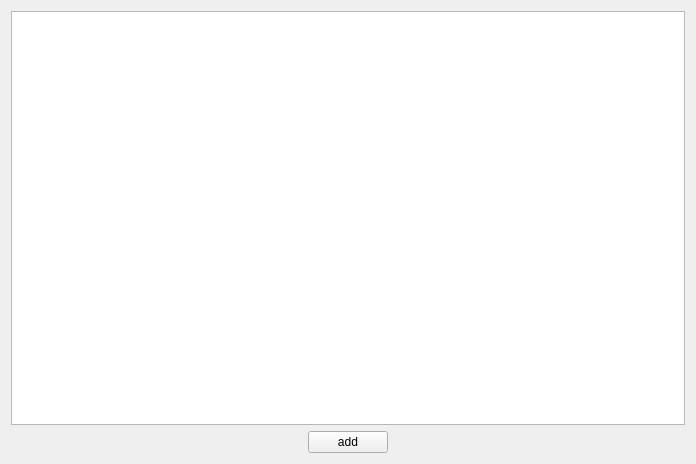
First picture: the form in pages/townspage.ui, repository FFH255/flights, before the edit.
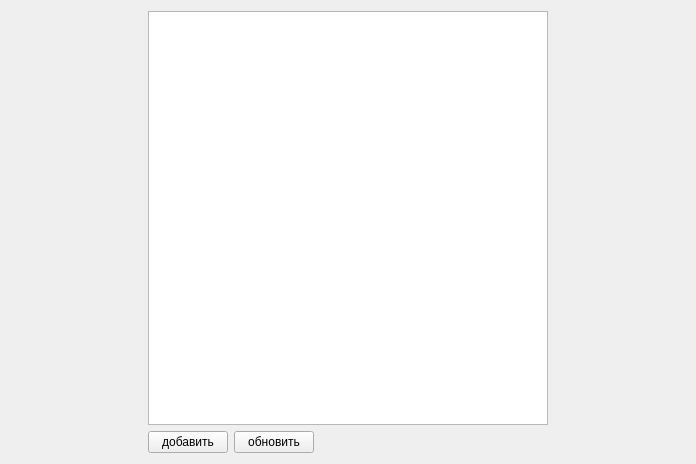
Second picture: the form after the edit.

Diff of the .ui file:
```diff
--- a/pages/townspage.ui
+++ b/pages/townspage.ui
@@ -14,6 +14,19 @@
    <string>Form</string>
   </property>
   <layout class="QHBoxLayout" name="horizontalLayout_2">
+   <item>
+    <spacer name="horizontalSpacer">
+     <property name="orientation">
+      <enum>Qt::Horizontal</enum>
+     </property>
+     <property name="sizeHint" stdset="0">
+      <size>
+       <width>40</width>
+       <height>20</height>
+      </size>
+     </property>
+    </spacer>
+   </item>
    <item>
     <layout class="QVBoxLayout" name="verticalLayout">
      <item>
@@ -24,27 +37,27 @@
          <height>0</height>
         </size>
        </property>
+       <property name="maximumSize">
+        <size>
+         <width>350</width>
+         <height>16777215</height>
+        </size>
+       </property>
       </widget>
      </item>
      <item>
       <layout class="QHBoxLayout" name="horizontalLayout">
-       <item>
-        <spacer name="horizontalSpacer">
-         <property name="orientation">
-          <enum>Qt::Horizontal</enum>
-         </property>
-         <property name="sizeHint" stdset="0">
-          <size>
-           <width>40</width>
-           <height>20</height>
-          </size>
-         </property>
-        </spacer>
-       </item>
        <item>
         <widget class="QPushButton" name="addNewTownPushButton">
          <property name="text">
-          <string>add</string>
+          <string>добавить</string>
+         </property>
+        </widget>
+       </item>
+       <item>
+        <widget class="QPushButton" name="updatePushButton">
+         <property name="text">
+          <string>обновить</string>
          </property>
         </widget>
        </item>
@@ -65,6 +78,19 @@
      </item>
     </layout>
    </item>
+   <item>
+    <spacer name="horizontalSpacer_3">
+     <property name="orientation">
+      <enum>Qt::Horizontal</enum>
+     </property>
+     <property name="sizeHint" stdset="0">
+      <size>
+       <width>40</width>
+       <height>20</height>
+      </size>
+     </property>
+    </spacer>
+   </item>
   </layout>
  </widget>
  <resources/>
```
